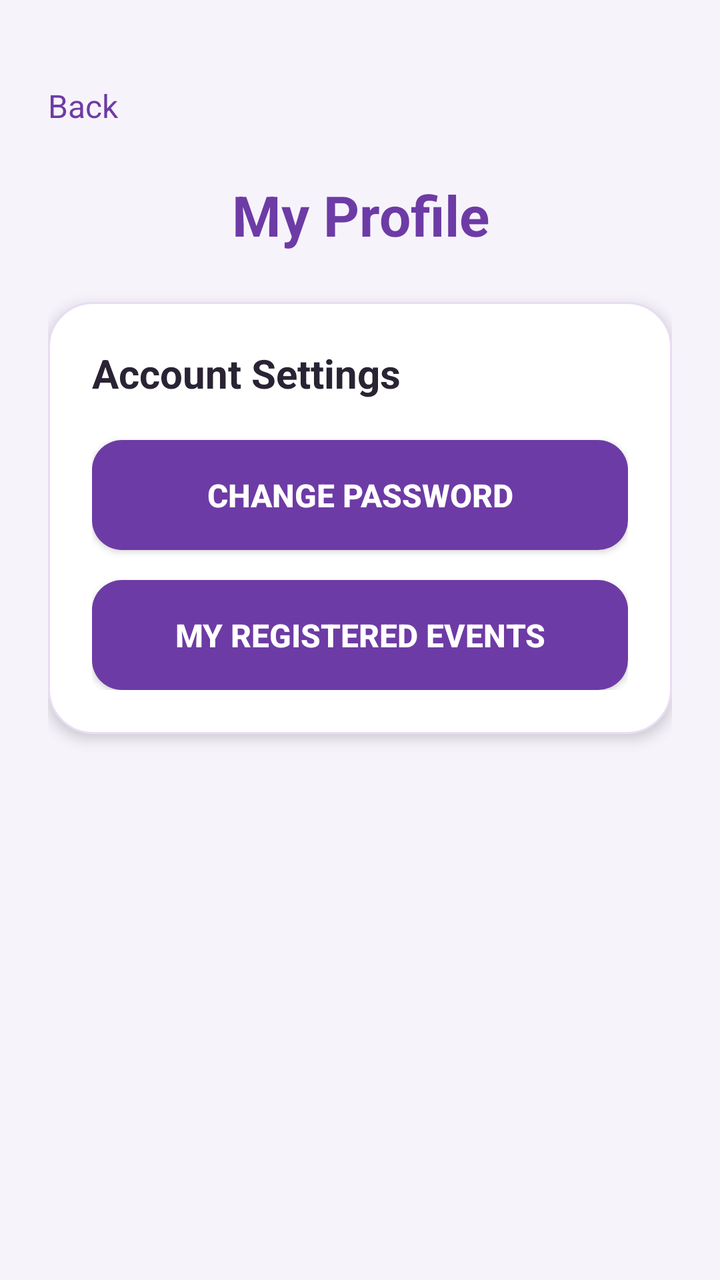
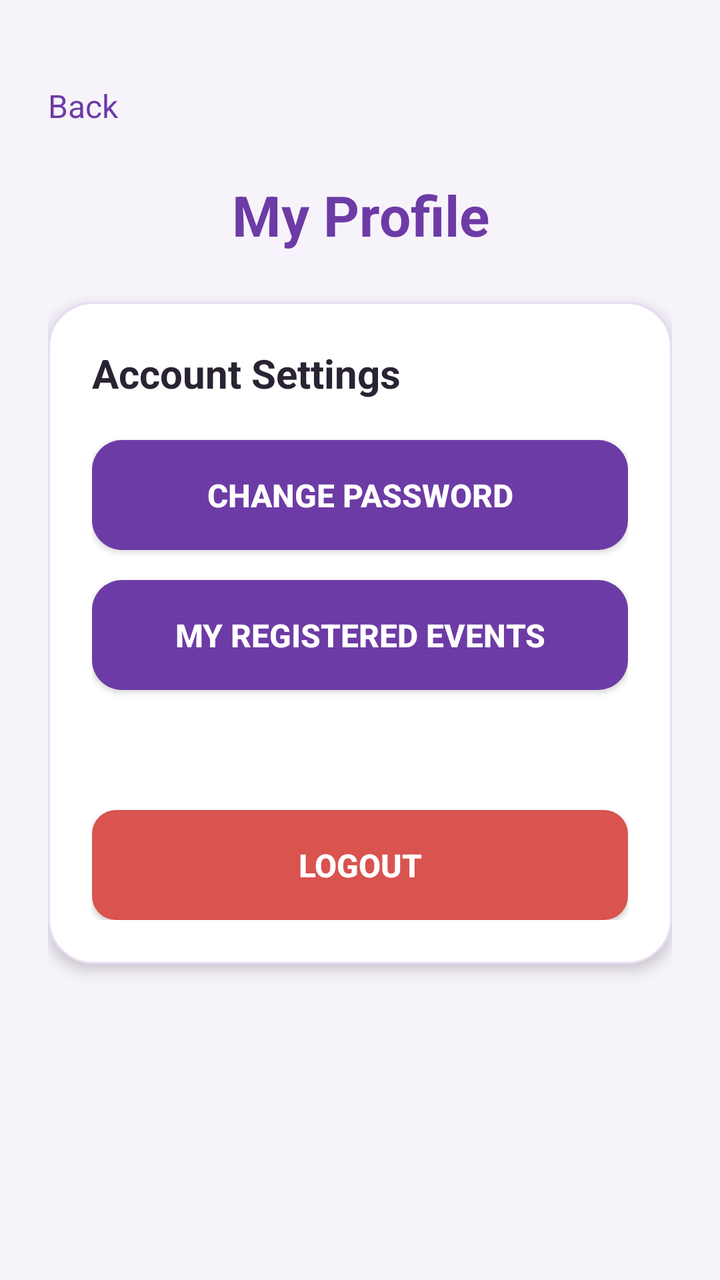

Screens rendered from an Android XML layout before and after an edit, with the pre-edit source and the edit as a unified diff.
<!-- AndroidManifest.xml: application theme Theme.FestiveHub -->
<!-- res/layout/activity_profile.xml -->
<?xml version="1.0" encoding="utf-8"?>
<ScrollView xmlns:android="http://schemas.android.com/apk/res/android"
    xmlns:tools="http://schemas.android.com/tools"
    android:layout_width="match_parent"
    android:layout_height="match_parent"
    android:background="#F7F3FB"
    android:fillViewport="true"
    android:scrollbars="none"
    tools:context=".ProfileActivity">

    <LinearLayout
        android:layout_width="match_parent"
        android:layout_height="match_parent"
        android:orientation="vertical"
        android:layout_marginTop="10dp"
        android:padding="24dp">

        <TextView
            android:id="@+id/txtbackprofile"
            android:layout_width="match_parent"
            android:layout_height="wrap_content"
            android:text="Back"
            android:textSize="16dp"
            android:textColor="#6D3BA5"
            android:layout_marginTop="8dp"
            android:layout_marginBottom="25dp">
        </TextView>

        <TextView
            android:layout_width="match_parent"
            android:layout_height="wrap_content"
            android:text="My Profile"
            android:textSize="28dp"
            android:textStyle="bold"
            android:textColor="#6D3BA5"
            android:gravity="center"
            android:layout_marginBottom="25dp">
        </TextView>

        <LinearLayout
            android:layout_width="match_parent"
            android:layout_height="wrap_content"
            android:orientation="vertical"
            android:background="@drawable/forgot_dialog_bg"
            android:padding="22dp"
            android:elevation="4dp">

            <TextView
                android:layout_width="match_parent"
                android:layout_height="wrap_content"
                android:text="Account Settings"
                android:textSize="20sp"
                android:textStyle="bold"
                android:textColor="#292333"
                android:layout_marginBottom="20dp">
            </TextView>

            <androidx.appcompat.widget.AppCompatButton
                android:id="@+id/btnpchangepassword"
                android:layout_width="match_parent"
                android:layout_height="55dp"
                android:text="Change Password"
                android:textSize="16sp"
                android:textStyle="bold"
                android:textColor="#FFFFFF"
                android:background="@drawable/custom_button"
                android:backgroundTint="@null">
            </androidx.appcompat.widget.AppCompatButton>

            <androidx.appcompat.widget.AppCompatButton
                android:id="@+id/btnmyregisteredevents"
                android:layout_width="match_parent"
                android:layout_height="55dp"
                android:layout_marginTop="15dp"
                android:text="My Registered Events"
                android:textSize="16sp"
                android:textStyle="bold"
                android:textColor="#FFFFFF"
                android:background="@drawable/custom_button"
                android:backgroundTint="@null">
            </androidx.appcompat.widget.AppCompatButton>

        </LinearLayout>
    </LinearLayout>
</ScrollView>
<!-- resources referenced by this layout -->
<resources>
  <!-- drawable custom_button (drawable) -->
  <?xml version="1.0" encoding="utf-8"?>
  <shape xmlns:android="http://schemas.android.com/apk/res/android"
      android:shape="rectangle">
      <solid android:color="#6D3BA5"/>
      <corners android:radius="15dp"/>
  </shape>
  <!-- drawable forgot_dialog_bg (drawable) -->
  <?xml version="1.0" encoding="utf-8"?>
  <shape xmlns:android="http://schemas.android.com/apk/res/android"
      android:shape="rectangle">
  
      <solid android:color="#FFFFFF"/>
      <corners android:radius="22dp"/>
      <stroke
          android:width="1dp"
          android:color="#E8DDF3"/>
  </shape>
  <style name="Theme.FestiveHub" parent="Base.Theme.FestiveHub" />
  <style name="Base.Theme.FestiveHub" parent="Theme.Material3.DayNight.NoActionBar">
          
          
          <item name="android:statusBarColor">#F7F3FB</item>
          <item name="android:windowLightStatusBar">true</item>
      </style>
</resources>

<!-- the commit's change to res/layout/activity_profile.xml (unified diff, before → after) -->
@@ -77,8 +77,23 @@
                 android:textStyle="bold"
                 android:textColor="#FFFFFF"
                 android:background="@drawable/custom_button"
+                android:backgroundTint="@null"
+                android:layout_marginBottom="25dp">
+            </androidx.appcompat.widget.AppCompatButton>
+
+            <androidx.appcompat.widget.AppCompatButton
+                android:id="@+id/btnlogout"
+                android:layout_width="match_parent"
+                android:layout_height="55dp"
+                android:layout_marginTop="35dp"
+                android:text="Logout"
+                android:textSize="16sp"
+                android:textStyle="bold"
+                android:textColor="#FFFFFF"
+                android:background="@drawable/custom_logout_button"
                 android:backgroundTint="@null">
             </androidx.appcompat.widget.AppCompatButton>
+
 
         </LinearLayout>
     </LinearLayout>
<!-- resource entries referenced after the edit -->
@@ -6,6 +6,15 @@
       android:shape="rectangle">
       <solid android:color="#6D3BA5"/>
       <corners android:radius="15dp"/>
+  </shape>
+  <!-- drawable custom_logout_button (drawable) -->
+  <?xml version="1.0" encoding="utf-8"?>
+  <shape xmlns:android="http://schemas.android.com/apk/res/android">
+  
+      <solid android:color="#D9534F" />
+  
+      <corners android:radius="12dp" />
+  
   </shape>
   <!-- drawable forgot_dialog_bg (drawable) -->
   <?xml version="1.0" encoding="utf-8"?>
